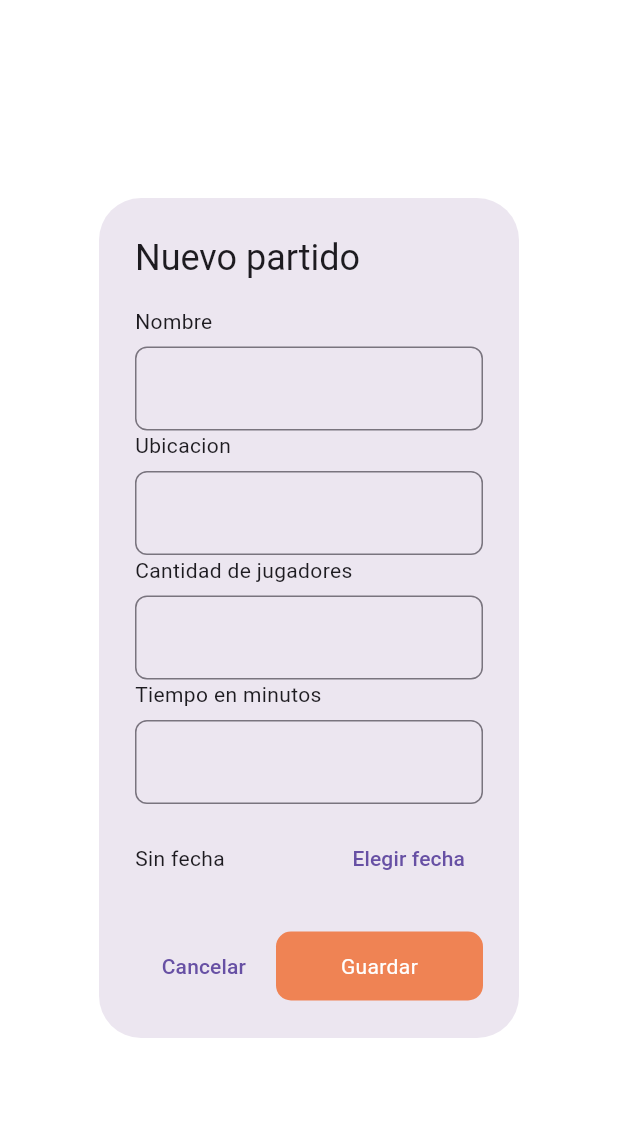
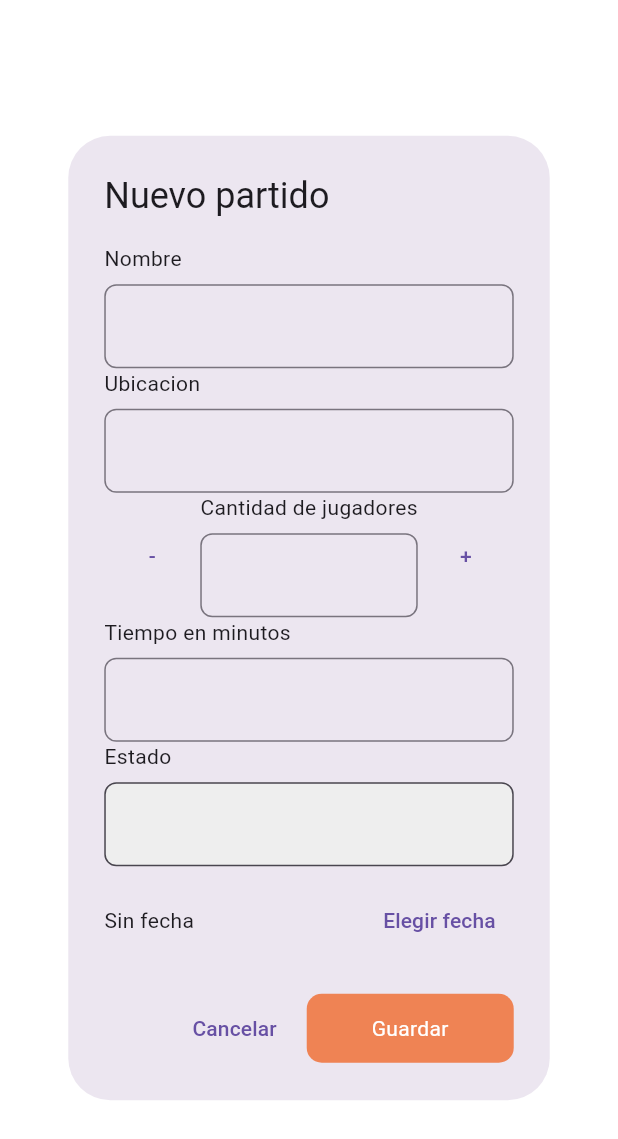
Before and after one commit to alvaroSG34/proyecto2_ihc, a Flutter app: the FormularioPartido widget shown alone on an empty page, opened directly, on a phone screen of 412 x 824 dp. Shown: the top 1139 px of the screen. Run offline on Flutter 3.47's test engine with Material 3 defaults, Android fonts, the phone set to English and light mode, and no system bars; our stand-ins replace flutter_secure_storage; accounts and stored records are empty; network calls fail.

Commit message:
bloquear agregar jugador cuando el equipo esta completo + Test

```diff
--- a/frontend_flutter/lib/views/partido_view/formulario_partido.dart
+++ b/frontend_flutter/lib/views/partido_view/formulario_partido.dart
@@ -18,6 +18,7 @@ class _FormularioPartidoState extends State<FormularioPartido> {
   late final TextEditingController ubicacionController;
   late final TextEditingController cantidadJugadoresController;
   late final TextEditingController tiempoController;
+  late final TextEditingController estadoController;
   final formularioKey = GlobalKey<FormState>();
   DateTime? fecha;
 
@@ -32,6 +33,7 @@ class _FormularioPartidoState extends State<FormularioPartido> {
       text: widget.partido?.cantidadJugadores.toString(),
     );
     tiempoController = TextEditingController(text: widget.partido?.tiempoMin);
+    estadoController = TextEditingController(text: widget.partido?.estado);
     fecha = widget.partido?.fecha;
   }
 
@@ -54,6 +56,20 @@ class _FormularioPartidoState extends State<FormularioPartido> {
 
     if (fechaSeleccionada != null) {
       setState(() => fecha = fechaSeleccionada);
+    }
+  }
+
+  void restarjugadores() {
+    final cantidad = int.tryParse(cantidadJugadoresController.text.trim());
+    if (cantidad != null && cantidad > 1) {
+      cantidadJugadoresController.text = (cantidad - 1).toString();
+    }
+  }
+
+  void sumarjugadores() {
+    final cantidad = int.tryParse(cantidadJugadoresController.text.trim());
+    if (cantidad != null && cantidad < 50) {
+      cantidadJugadoresController.text = (cantidad + 1).toString();
     }
   }
 
@@ -87,6 +103,8 @@ class _FormularioPartidoState extends State<FormularioPartido> {
   @override
   Widget build(BuildContext context) {
     final editando = widget.partido != null;
+    final equipoCompleto =
+        widget.partido?.estado.trim().toLowerCase() == 'equipo completo';
 
     return AlertDialog(
       title: Text(editando ? 'Editar partido' : 'Nuevo partido'),
@@ -105,16 +123,48 @@ class _FormularioPartidoState extends State<FormularioPartido> {
                 etiqueta: 'Ubicacion',
                 validator: validarTexto,
               ),
-              Input(
-                controlador: cantidadJugadoresController,
-                etiqueta: 'Cantidad de jugadores',
-                tipoTeclado: TextInputType.number,
-                validator: validarCantidad,
-              ),
+              Row(children: [
+                TextButton(
+                  onPressed: equipoCompleto ? null : restarjugadores,
+                  child: const Text('-'),
+                ),
+                Expanded(
+                  child: Column(
+                    crossAxisAlignment: CrossAxisAlignment.stretch,
+                    children: [
+                      Input(
+                        controlador: cantidadJugadoresController,
+                        etiqueta: 'Cantidad de jugadores',
+                        soloLectura: equipoCompleto,
+                        validator: validarCantidad,
+                      ),
+                      if (equipoCompleto) ...[
+                        Text(
+                          'no se puede modificar porque el equipo ya esta completo',
+                          style: TextStyle(
+                            color: Colors.red.shade700,
+                            fontSize: 12,
+                          ),
+                        ),
+                      ],
+                    ],
+                  ),
+                ),
+                TextButton(
+                  onPressed: equipoCompleto ? null : sumarjugadores,
+                  child: const Text('+'),
+                ),
+              ],),
+
               Input(
                 controlador: tiempoController,
                 etiqueta: 'Tiempo en minutos',
-                tipoTeclado: TextInputType.number,
+
+              ),
+              Input(
+                controlador: estadoController,
+                etiqueta: 'Estado',
+                soloLectura: true,
               ),
               const SizedBox(height: 12),
               Row(
```
Also changed, not shown: frontend_flutter/lib/views/partido_view/list_partidoview.dart (+8 -4 lines), 1 other file.
